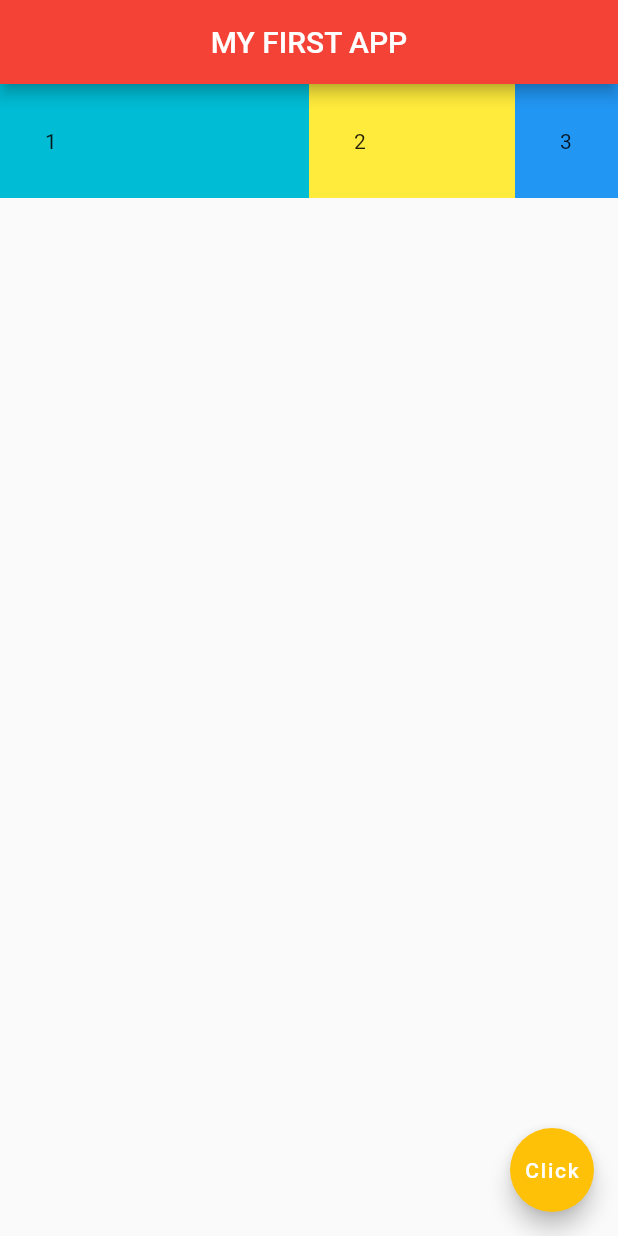
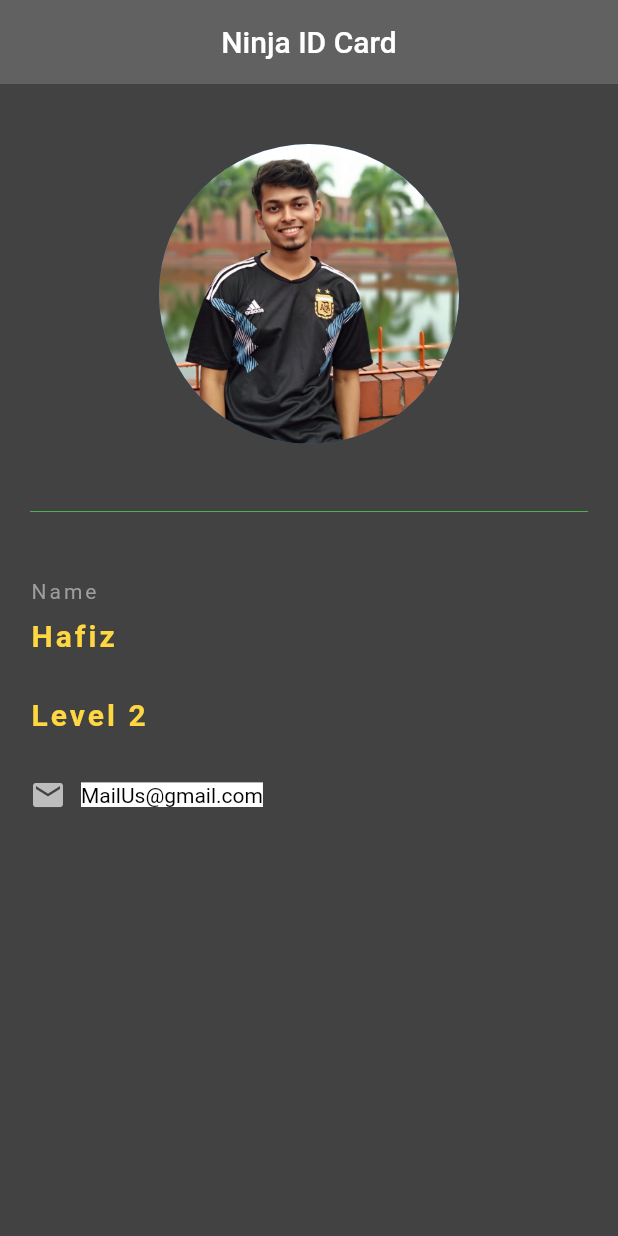
Before and after one commit to hafiztushar/Flutter-App-Practice, a Flutter app: the screen it shows after launch, on a phone screen of 412 x 824 dp. Run offline on Flutter 3.47's test engine with Material 2 defaults, Android fonts, the phone set to English and light mode, and no system bars.

Commit message:
first layout

```diff
--- a/lib/main.dart
+++ b/lib/main.dart
@@ -6,45 +6,76 @@ class Home extends StatelessWidget {
   @override
   Widget build(BuildContext context) {
     return Scaffold(
+      backgroundColor: Colors.grey[800],
       appBar: AppBar(
-        title: Text('MY FIRST APP'),
+        title: Text('Ninja ID Card'),
         centerTitle: true,
-        backgroundColor: Colors.red,
+        backgroundColor: Colors.grey[700],
+        elevation: 0,
       ),
-      body: Row(
+      body: Padding(
+        padding: EdgeInsets.fromLTRB(20, 40, 20, 0),
+        child: Column(
+          crossAxisAlignment: CrossAxisAlignment.start,
           children: <Widget>[
-          Expanded(
-            flex: 6,
-            child: Container(
-              padding: EdgeInsets.all(30),
-              color: Colors.cyan,
-              child: Text('1'),
+            Center(
+              child: CircleAvatar(
+                backgroundImage: AssetImage('assets/hafiz.jpg'),
+                radius: 100,
               ),
             ),
-          Expanded(
-            flex: 4,
-            child: Container(
-              padding: EdgeInsets.all(30),
-              color: Colors.yellow,
-              child: Text('2'),
+            Divider(
+              height: 90,
+              color: Colors.green,
+            ),
+            Text(
+              'Name',
+              style: TextStyle(
+                color: Colors.grey,
+                letterSpacing: 2,
               ),
             ),
-          Expanded(
-            flex: 2,
-            child: Container(
-              padding: EdgeInsets.all(30),
-              color: Colors.blue,
-              child: Text('3'),
+            SizedBox(height: 10),
+            Text(
+              'Hafiz',
+              style: TextStyle(
+                  color: Colors.amberAccent[200],
+                  letterSpacing: 2,
+                  fontSize: 20,
+                  fontWeight: FontWeight.bold),
+            ),
+            SizedBox(height: 30),
+            Text(
+              'Level 2',
+              style: TextStyle(
+                  color: Colors.amberAccent[200],
+                  letterSpacing: 2,
+                  fontSize: 20,
+                  fontWeight: FontWeight.bold),
+            ),
+            SizedBox(
+              height: 30,
+            ),
+            Row(
+              children: <Widget>[
+                Icon(
+                  Icons.email,
+                  color: Colors.grey[400],
+                ),
+                SizedBox(
+                  width: 10,
+                ),
+                Text(
+                  'MailUs@gmail.com',
+                  style: TextStyle(
+                    color: Colors.black,
+                    backgroundColor: Colors.white,
                   ),
                 ),
               ],
+            )
+          ],
         ),
-      floatingActionButton: FloatingActionButton(
-        child: Text('Click'),
-        backgroundColor: Colors.amber,
-        onPressed: () {
-          print("You clicked the lower one");
-        },
       ),
     );
   }
```
Lines whose indentation alone changed are shown as unchanged.
